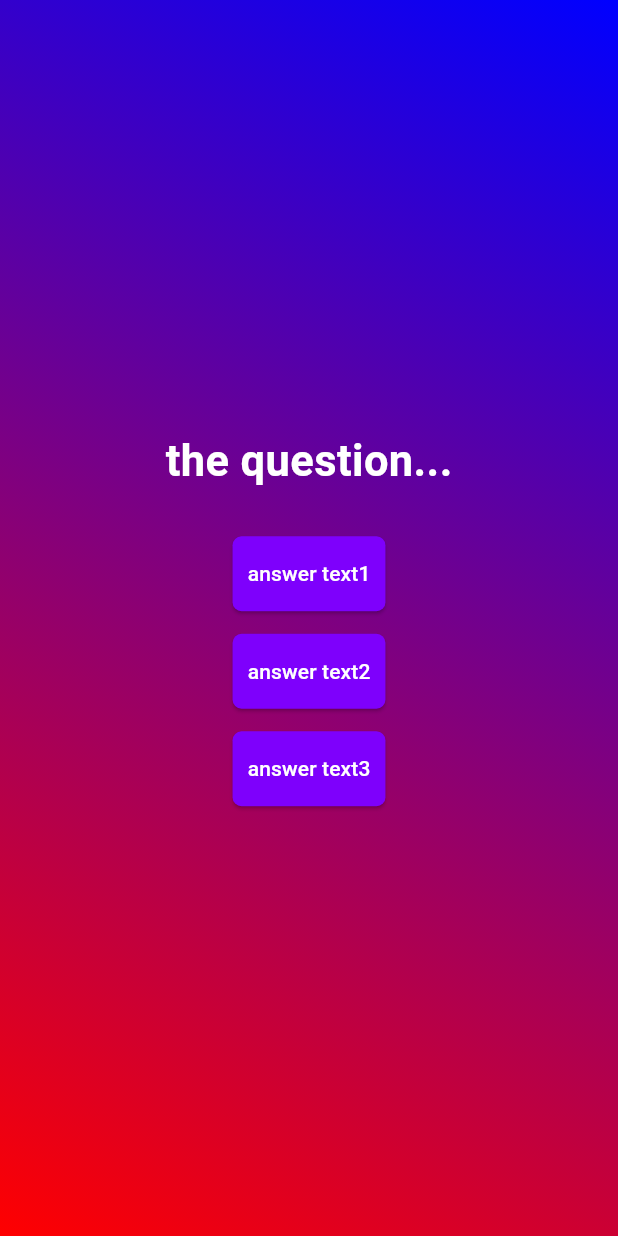
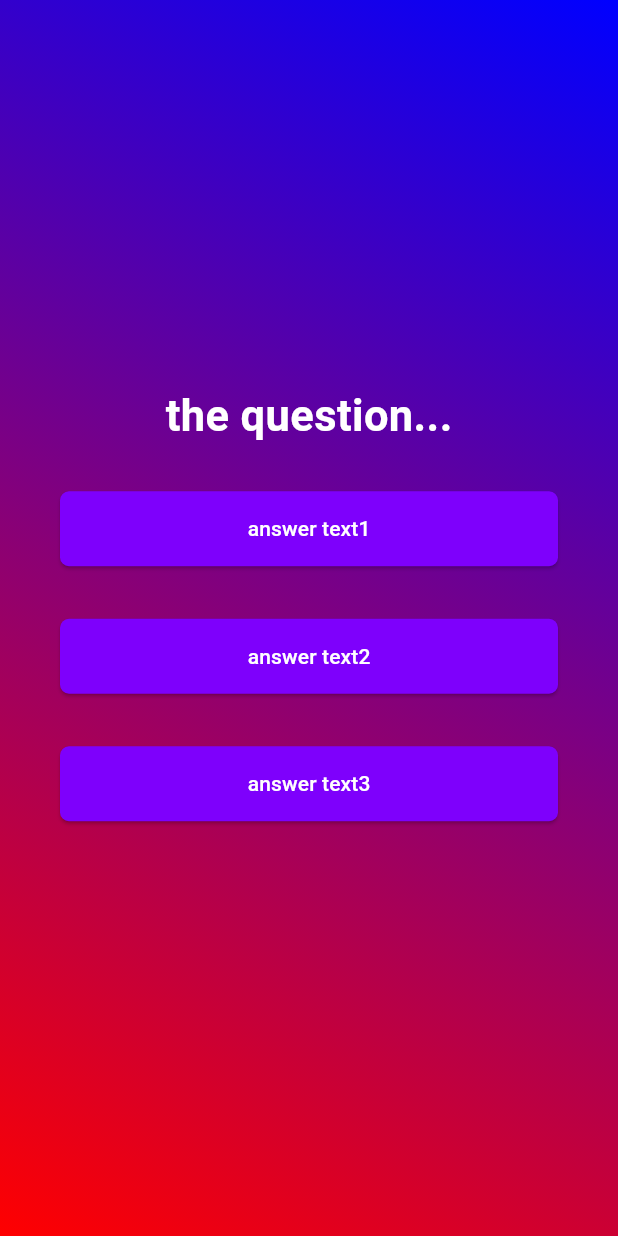
Before and after one commit to SassaroCristian/quiz_app_flutter, a Flutter app: the screen it shows after launch, after a tap on "Start Quiz", on a phone screen of 412 x 824 dp. Run offline on Flutter 3.47's test engine with Material 3 defaults, Android fonts, the phone set to English and light mode, and no system bars.

Commit message:
added style and container t buttons

```diff
--- a/lib/answer_button.dart
+++ b/lib/answer_button.dart
@@ -10,15 +10,25 @@ class AnswerButton extends StatelessWidget {
   final void Function() onTap;
   @override
   Widget build(context) {
-    return ElevatedButton(
+    return Container(
+      margin: EdgeInsets.symmetric(vertical: 0, horizontal: 40),
+      child: Column(
+        crossAxisAlignment: CrossAxisAlignment.stretch,
+        children: [
+          ElevatedButton(
             onPressed: onTap,
             style: ElevatedButton.styleFrom(
               padding: EdgeInsets.symmetric(vertical: 15, horizontal: 10),
               backgroundColor: Color.fromARGB(255, 126, 0, 252),
               foregroundColor: Colors.white,
-        shape: RoundedRectangleBorder(borderRadius: BorderRadius.circular(6)),
+              shape: RoundedRectangleBorder(
+                  borderRadius: BorderRadius.circular(6)),
             ),
             child: Text(answerText),
+          ),
+          const SizedBox(height: 20),
+        ],
+      ),
     );
   }
 }
```
Lines whose indentation alone changed are shown as unchanged.
